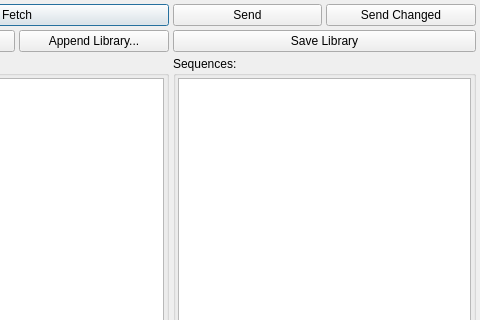
Before: the Qt Designer form ui/library_dialog.ui in Manuel-K/shruthi-editor, drawn with Qt 5; both pictures show x 139 to 619 and y 0 to 320 of the 619 by 494 pixel window.
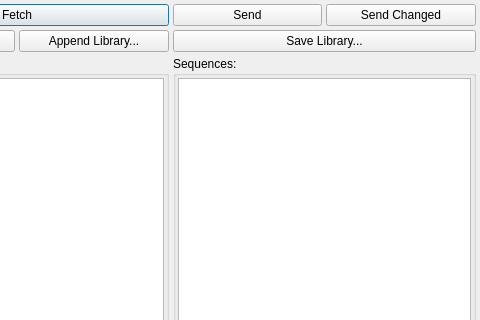
After: the same form once the commit is applied.

Commit message: Add missing dots to button text

```diff
--- a/ui/library_dialog.ui
+++ b/ui/library_dialog.ui
@@ -70,7 +70,7 @@
    <item row="1" column="2" colspan="2">
     <widget class="QPushButton" name="save">
      <property name="text">
-      <string>Save Library</string>
+      <string>Save Library...</string>
      </property>
     </widget>
    </item>
```
